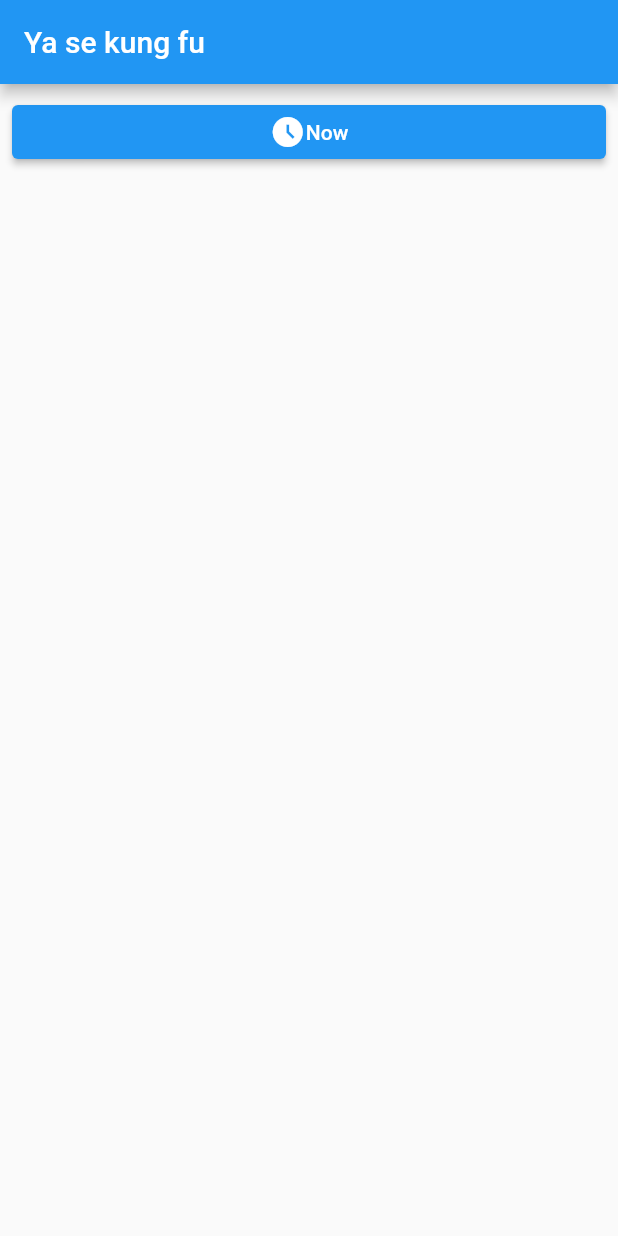
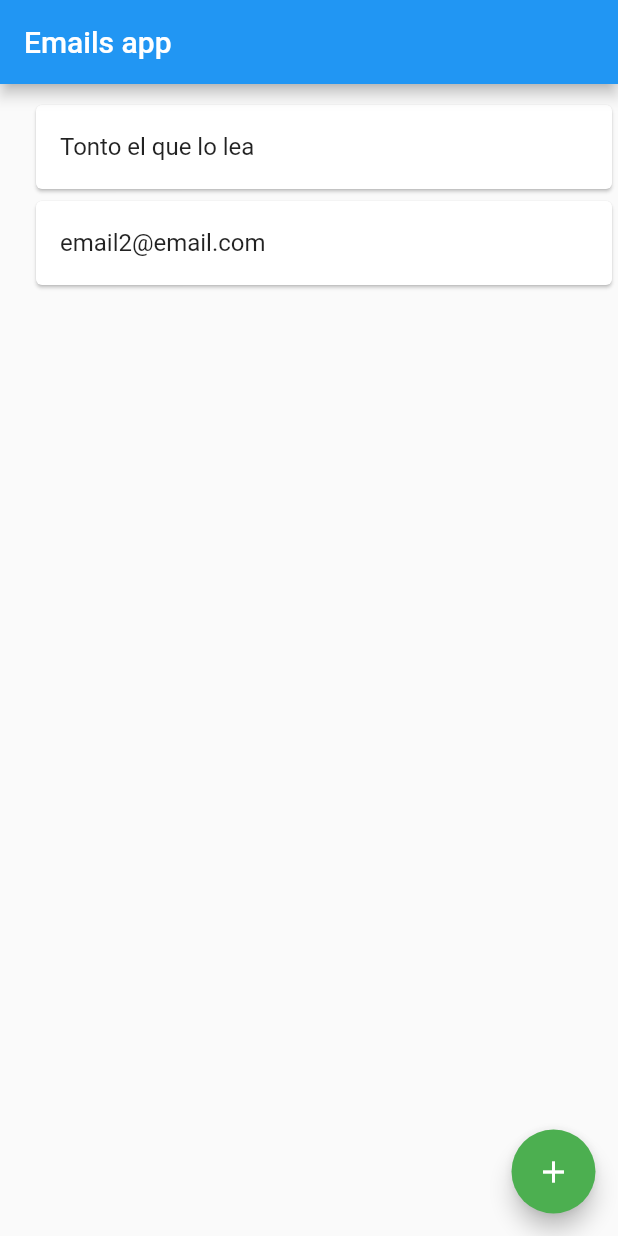
Before and after one commit to Xxamer/flutter_tutorial, a Flutter app: the screen it shows after launch, on a phone screen of 412 x 824 dp. Run offline on Flutter 3.47's test engine with Material 2 defaults, Android fonts, the light colour scheme and no system bars.

Commit message:
Added reactivity

```diff
--- a/lib/main.dart
+++ b/lib/main.dart
@@ -1,3 +1,4 @@
+import "package:emailsapp/models/chats.dart";
 import "package:flutter/material.dart";
 
 void main() => runApp(const App());
@@ -9,7 +10,7 @@ class App extends StatelessWidget {
     return const MaterialApp(
       title: 'Esto funciona',
       home: Home(
-        title: 'Ya se kung fu',
+        title: 'Emails app',
       ),
     );
   }
@@ -23,6 +24,17 @@ class Home extends StatefulWidget {
 }
 
 class _HomeState extends State<Home> {
+  List<ChatModel> emails = [
+    ChatModel(email: 'Tonto el que lo lea'),
+    ChatModel(email: 'email2@email.com'),
+  ];
+
+  void addMailo(String text) {
+    setState(() {
+      emails.add(ChatModel(email: text));
+    });
+  }
+
   @override
   Widget build(BuildContext context) {
     return Scaffold(
@@ -40,21 +52,36 @@ class _HomeState extends State<Home> {
       //Row or column reciben un array de widgets
       // Las columnas y filas reciben todo el alto de la  pantalla por defecto
 
-      body: Padding(
-        padding: const EdgeInsets.all(8.0),
-        child: ElevatedButton(
-          onPressed: () {
-            var t = DateTime.now();
-            print(t);
-          },
-          child: Row(
-              mainAxisAlignment: MainAxisAlignment.center,
-              crossAxisAlignment: CrossAxisAlignment.center,
-              children: const <Widget>[
-                Icon(Icons.access_time_filled),
-                Text("Now"),
-              ]),
-        ),
+      body: Column(
+        children: [
+          Expanded(
+            child: ListView.builder(
+              itemCount: emails.length,
+              shrinkWrap: true,
+              padding: const EdgeInsets.only(top: 10, left: 20),
+              physics: const AlwaysScrollableScrollPhysics(),
+              itemBuilder: (context, index) {
+                return Card(
+                  child: ListTile(
+                    title: Text(emails[index].email),
+                    // Puedes agregar otros elementos a la ListTile según tus necesidades
+                  ),
+                );
+              },
+            ),
+          ),
+          Padding(
+            padding: const EdgeInsets.all(15.0),
+            child: Align(
+              alignment: Alignment.bottomRight,
+              child: FloatingActionButton(
+                onPressed: () => addMailo("Baneado por bobi"),
+                backgroundColor: Colors.green,
+                child: const Icon(Icons.add),
+              ),
+            ),
+          ),
+        ],
       ),
     );
 
--- /dev/null
+++ b/lib/models/chats.dart
@@ -0,0 +1,6 @@
+import 'package:flutter/cupertino.dart';
+
+class ChatModel {
+  String email;
+  ChatModel({required this.email});
+}
```
Also changed, not shown: pubspec.lock.
